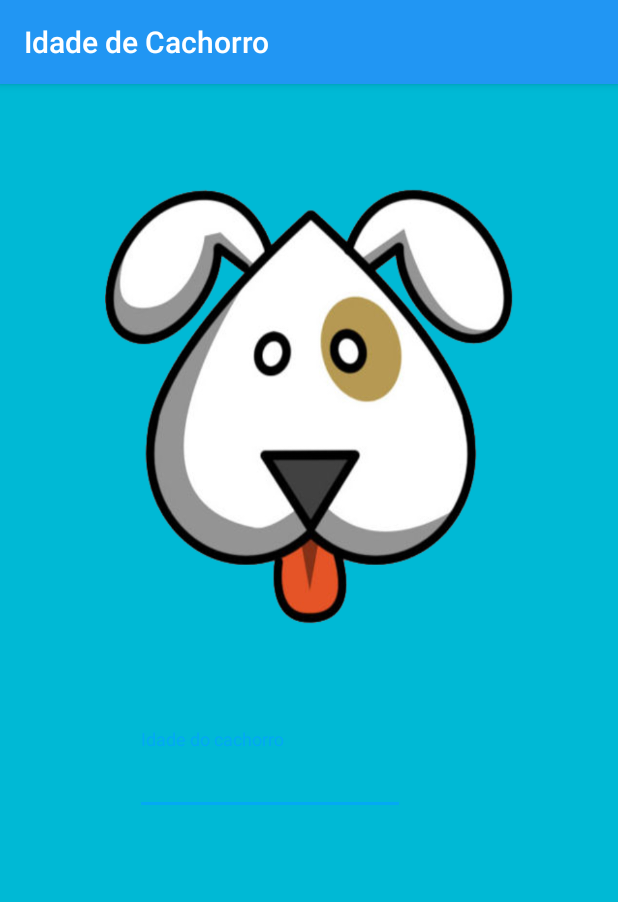
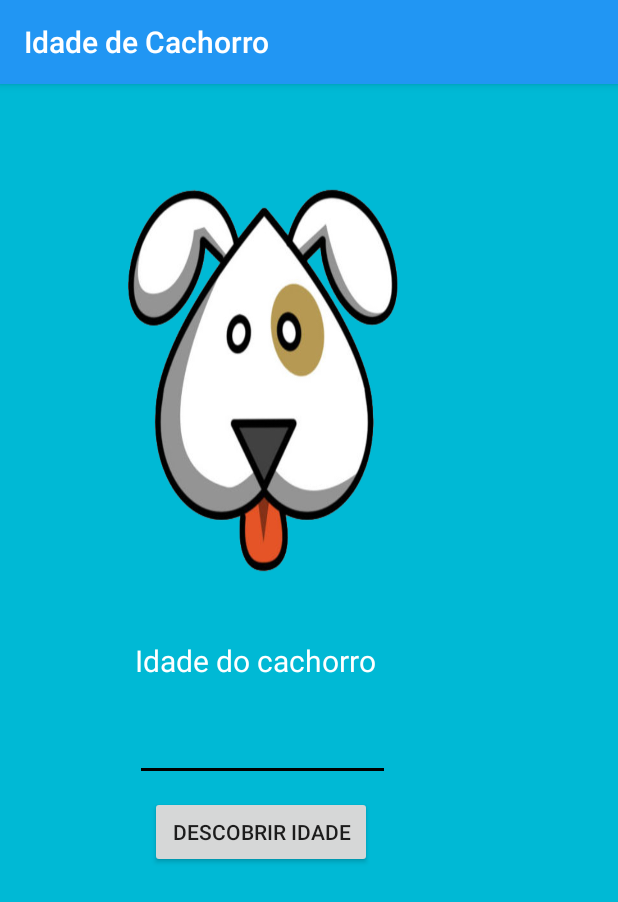
Before and after one commit to leoallvez/Android-lab, an Android app: the screen it shows after launch (MainActivity), on a phone screen of 412 x 824 dp. Shown: the top 902 px of the screen. Run offline under Robolectric (Android 15) with nearby library versions, the phone set to English and light mode, and no system bars.

Commit message:
idade de cachorro

```diff
--- a/IdadedeCachorro/app/src/main/res/layout-land/activity_main.xml
+++ b/IdadedeCachorro/app/src/main/res/layout-land/activity_main.xml
@@ -18,4 +18,48 @@
         android:layout_marginRight="234dp"
         android:layout_marginEnd="234dp" />
 
+
+    <TextView
+        android:layout_width="match_parent"
+        android:layout_marginTop="130dp"
+        android:text="@string/edittext_hint"
+        android:layout_marginRight="90dp"
+        android:layout_marginLeft="230dp"
+        android:textSize="20sp"
+        android:layout_height="wrap_content" />
+
+
+    <LinearLayout
+        android:orientation="horizontal"
+        android:layout_width="match_parent"
+        android:layout_marginTop="140dp"
+        android:layout_marginRight="90dp"
+        android:layout_marginLeft="230dp"
+        android:layout_height="wrap_content">
+
+        <android.support.design.widget.TextInputLayout
+            android:id="@+id/to_text_input_layout"
+            android:layout_width="wrap_content"
+            android:text="@string/edittext_hint"
+            android:layout_height="wrap_content">
+
+            <EditText
+                android:id="@+id/autoCompleteTextViewTo"
+                android:layout_width="170dp"
+                android:layout_height="wrap_content"
+                android:textSize="26sp"
+                android:inputType="number"/>
+
+        </android.support.design.widget.TextInputLayout>
+    </LinearLayout>
+
+    <Button
+        android:id="@+id/button"
+        android:layout_marginRight="100dp"
+        android:layout_marginLeft="50dp"
+        android:layout_marginTop="155dp"
+        android:layout_width="148dp"
+        android:layout_height="wrap_content"
+        android:text="@string/descobri_idade" />
+
 </RelativeLayout>
--- a/IdadedeCachorro/app/src/main/res/layout/activity_main.xml
+++ b/IdadedeCachorro/app/src/main/res/layout/activity_main.xml
@@ -1,7 +1,6 @@
 <?xml version="1.0" encoding="utf-8"?>
 <LinearLayout
     xmlns:android="http://schemas.android.com/apk/res/android"
-    xmlns:app="http://schemas.android.com/apk/res-auto"
     xmlns:tools="http://schemas.android.com/tools"
     android:layout_width="match_parent"
     android:layout_height="match_parent"
@@ -13,31 +12,58 @@
 
     <ImageView
         android:id="@+id/imageView"
-        android:layout_width="match_parent"
+        android:layout_width="180dp"
         android:layout_height="10dp"
         android:layout_weight="0.50"
-        android:layout_margin="70dp"
+        android:layout_marginRight="80dp"
+        android:layout_marginLeft="85dp"
+        android:layout_marginTop="70dp"
         android:background="@drawable/cachorro"
-        tools:layout_editor_absoluteX="168dp"
+        tools:layout_editor_absoluteX="198dp"
         tools:layout_editor_absoluteY="16dp" />
+
+    <TextView
+        android:layout_width="match_parent"
+        android:layout_marginTop="45dp"
+        android:text="@string/edittext_hint"
+        android:layout_marginRight="90dp"
+        android:layout_marginLeft="90dp"
+        android:textSize="20sp"
+        android:textColor="#FFF"
+        android:layout_height="wrap_content" />
+
+    <LinearLayout
+        android:orientation="horizontal"
+        android:layout_width="match_parent"
+        android:layout_height="wrap_content">
 
         <android.support.design.widget.TextInputLayout
             android:id="@+id/to_text_input_layout"
-        android:layout_width="match_parent"
+            android:layout_width="wrap_content"
+            android:text="@string/edittext_hint"
             android:layout_height="wrap_content">
 
-        <AutoCompleteTextView
+            <EditText
                 android:id="@+id/autoCompleteTextViewTo"
-            android:layout_width="180dp"
+                android:layout_width="170dp"
                 android:layout_height="wrap_content"
-            android:hint="Idade do cachorro"
                 android:layout_marginLeft="90dp"
-            android:textSize="19sp"
-            android:textColorHint="#000000"
+                android:textSize="26sp"
                 android:layout_marginRight="90dp"
-            android:textColor="#000000"
-            android:inputType="number"
-            android:layout_marginTop="45dp"/>
+                android:inputType="number"/>
+
         </android.support.design.widget.TextInputLayout>
+    </LinearLayout>
+
+    <Button
+        android:id="@+id/button"
+        android:layout_width="148dp"
+        android:layout_height="wrap_content"
+        android:layout_marginLeft="100dp"
+        android:layout_marginRight="80dp"
+        android:layout_marginTop="10dp"
+        android:elevation="24dp"
+        android:text="@string/descobri_idade" />
+
 
 </LinearLayout>
--- a/IdadedeCachorro/app/src/main/res/values/colors.xml
+++ b/IdadedeCachorro/app/src/main/res/values/colors.xml
@@ -3,7 +3,7 @@
     <color name="colorPrimary">#2196F3</color>
     <color name="colorPrimaryDark">#1976D2</color>
     <color name="colorPrimaryLight">#BBDEFB</color>
-    <color name="colorAccent">#03A9F4</color>
+    <color name="colorAccent">#000</color>
     <color name="colorPrimaryText">#212121</color>
     <color name="colorSecondaryText">#757575</color>
     <color name="icons">#FFFFFF</color>
--- a/IdadedeCachorro/app/src/main/res/values/strings.xml
+++ b/IdadedeCachorro/app/src/main/res/values/strings.xml
@@ -1,3 +1,5 @@
 <resources>
     <string name="app_name">Idade de Cachorro</string>
+    <string name="edittext_hint">Idade do cachorro</string>
+    <string name="descobri_idade">Descobrir Idade</string>
 </resources>
```
Lines whose indentation alone changed are shown as unchanged.
